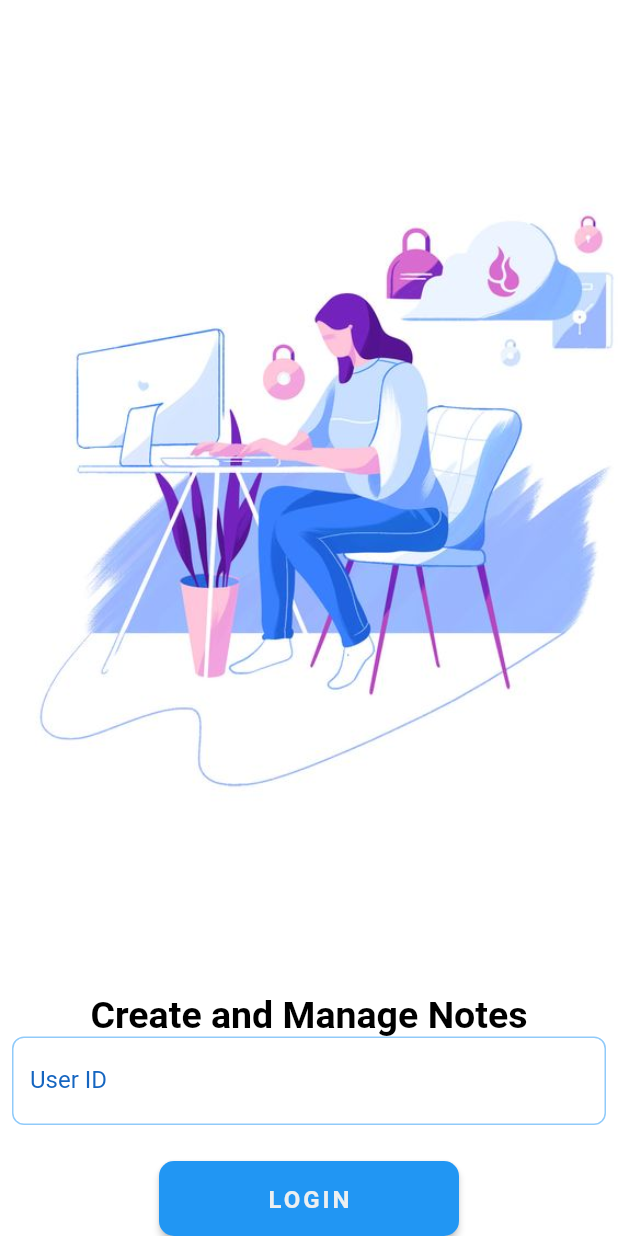
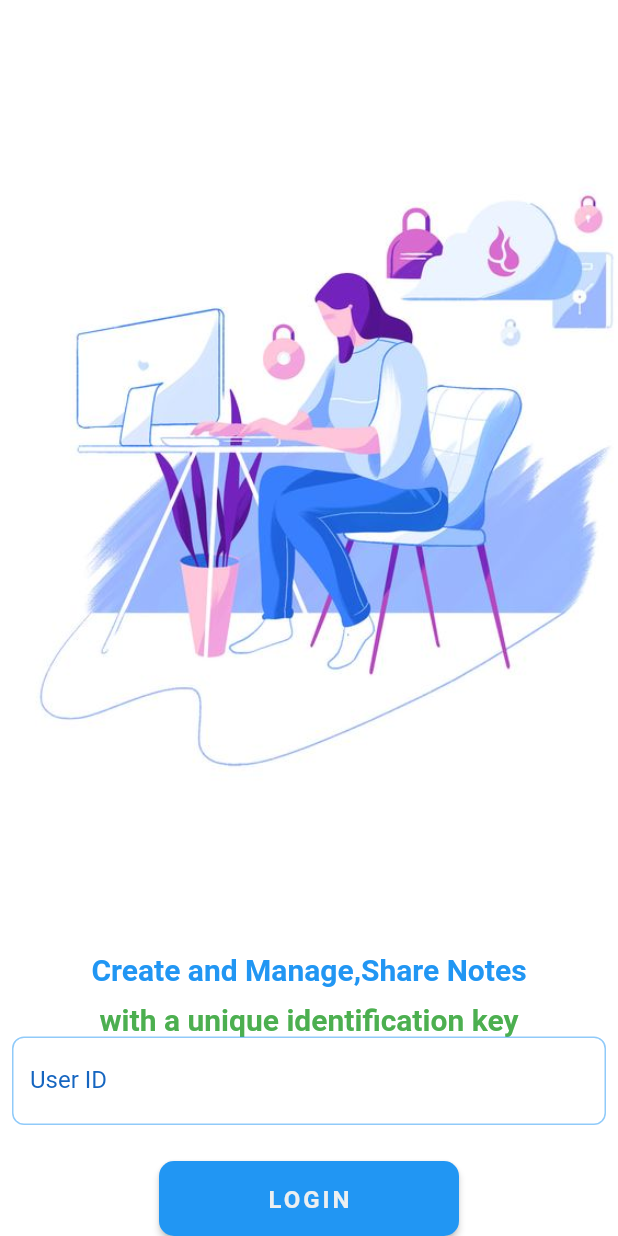
Before and after one commit to Harryalways317/note_keeper, a Flutter app: the screen it shows after launch, on a phone screen of 412 x 824 dp. Run offline on Flutter 3.47's test engine with Material 2 defaults, Android fonts, the phone set to English and light mode, and no system bars; our stand-ins replace cloud_firestore, firebase_core; accounts and stored records are empty.

```diff
--- a/lib/screens/login_screen.dart
+++ b/lib/screens/login_screen.dart
@@ -42,10 +42,18 @@ class _LoginScreenState extends State<LoginScreen> {
                   ),
                 ),
                 Text(
-                  "Create and Manage Notes",
+                  "Create and Manage,Share Notes",
                   style: TextStyle(
-                      color: Colors.black,
-                      fontSize: 25.0,
+                      color: Colors.blue,
+                      fontSize: 20.0,
+                      fontWeight: FontWeight.bold),
+                ),
+                SizedBox(height : 10),
+                Text(
+                  "with a unique identification key",
+                  style: TextStyle(
+                      color: Colors.green,
+                      fontSize: 20.0,
                       fontWeight: FontWeight.bold),
                 ),
                 FutureBuilder(
```
Also changed, not shown: lib/screens/dashboard_screen.dart (+20 -0 lines), 32 other files.
